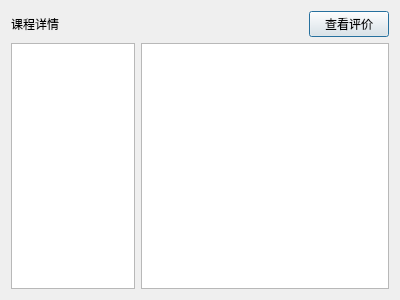
The window that PKUCourseRadar/courseinfowindow.ui (DynamicCast03/PKUCourseRadar) describes before a commit, drawn with Qt 5.
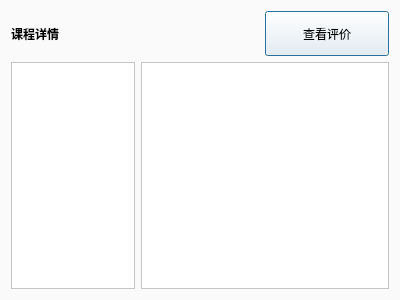
The same window after the commit. Custom widgets are drawn as their Qt base class.

```diff
--- a/PKUCourseRadar/courseinfowindow.ui
+++ b/PKUCourseRadar/courseinfowindow.ui
@@ -13,18 +13,32 @@
   <property name="windowTitle">
    <string>课程详情</string>
   </property>
-  <layout class="QVBoxLayout" name="verticalLayout">
+  <property name="styleSheet">
+   <string notr="true">background-color: rgb(250,250,250);</string>
+  </property>
+  <layout class="QVBoxLayout" name="verticalLayout" stretch="1,5">
    <item>
-    <layout class="QHBoxLayout" name="horizontalLayout_2" stretch="4,1">
+    <layout class="QHBoxLayout" name="horizontalLayout_2" stretch="2,1">
      <item>
       <widget class="QLabel" name="label">
+       <property name="font">
+        <font>
+         <bold>true</bold>
+        </font>
+       </property>
        <property name="text">
         <string>课程详情</string>
        </property>
       </widget>
      </item>
      <item>
-      <widget class="QPushButton" name="btn_view_comment">
+      <widget class="BetterButton" name="btn_view_comment">
+       <property name="sizePolicy">
+        <sizepolicy hsizetype="Minimum" vsizetype="Expanding">
+         <horstretch>0</horstretch>
+         <verstretch>0</verstretch>
+        </sizepolicy>
+       </property>
        <property name="text">
         <string>查看评价</string>
        </property>
@@ -35,15 +49,30 @@
    <item>
     <layout class="QHBoxLayout" name="horizontalLayout" stretch="1,2">
      <item>
-      <widget class="QListWidget" name="l_list"/>
+      <widget class="QListWidget" name="l_list">
+       <property name="styleSheet">
+        <string notr="true">background-color: rgb(255,255,255);</string>
+       </property>
+      </widget>
      </item>
      <item>
-      <widget class="QTextBrowser" name="b_info"/>
+      <widget class="QTextBrowser" name="b_info">
+       <property name="styleSheet">
+        <string notr="true">background-color: rgb(255,255,255);</string>
+       </property>
+      </widget>
      </item>
     </layout>
    </item>
   </layout>
  </widget>
+ <customwidgets>
+  <customwidget>
+   <class>BetterButton</class>
+   <extends>QPushButton</extends>
+   <header>betterbutton.h</header>
+  </customwidget>
+ </customwidgets>
  <resources/>
  <connections/>
 </ui>
```
